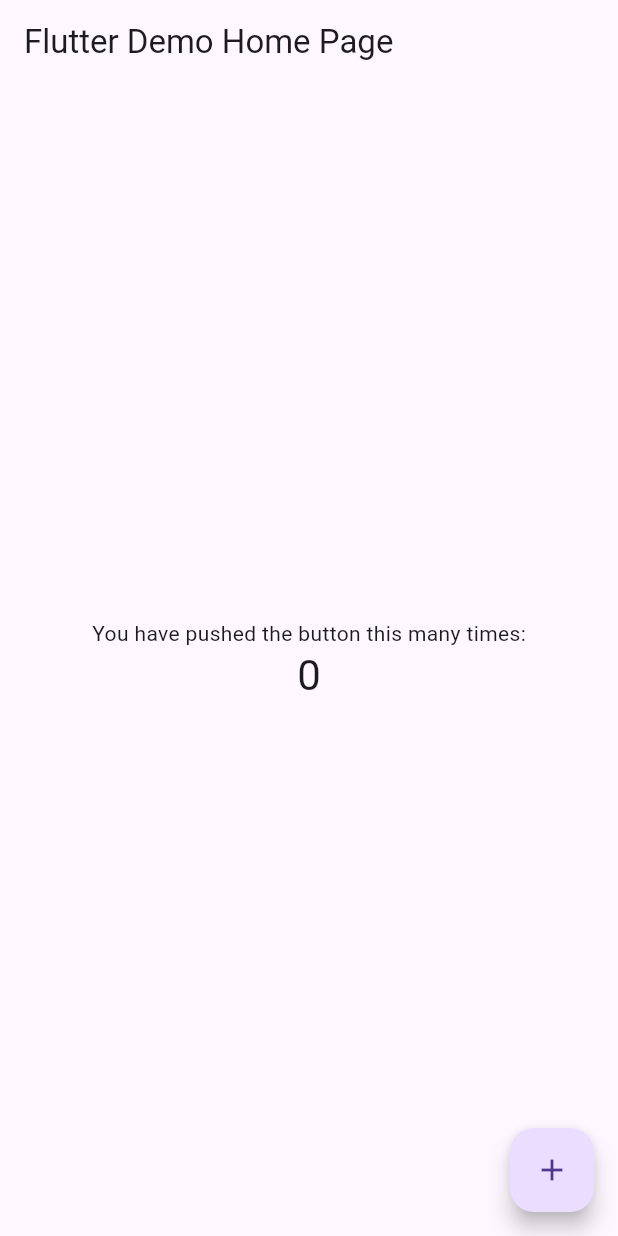
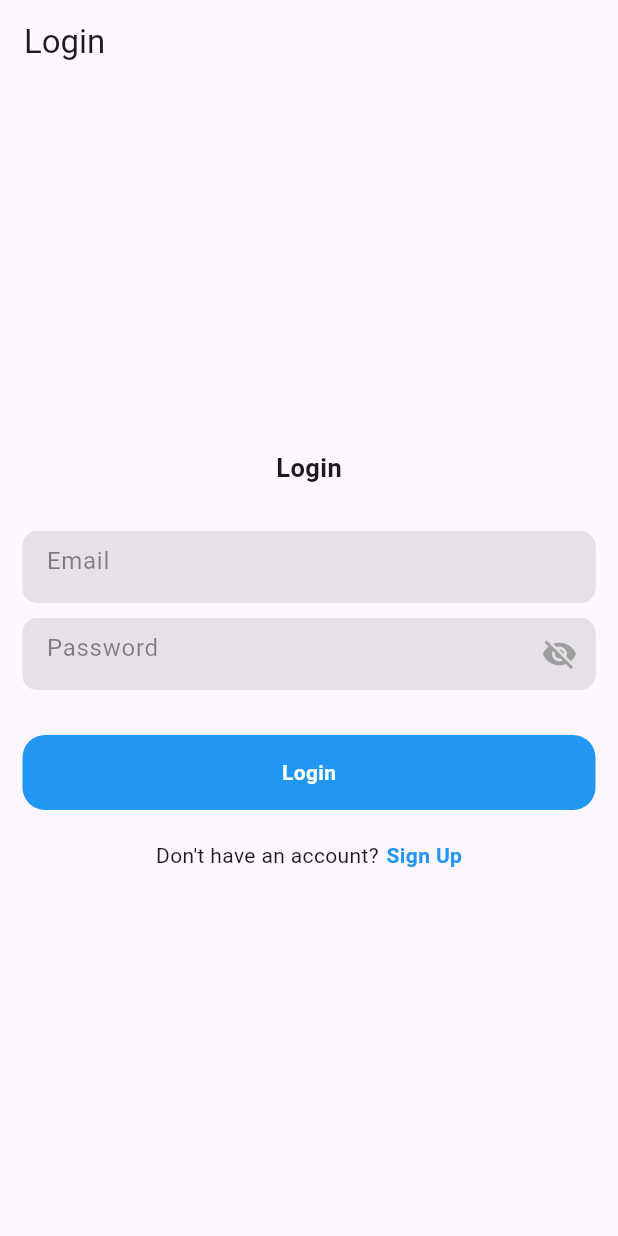
Before and after one commit to Keviing/hueco_Movil, a Flutter app: the screen it shows after launch, on a phone screen of 412 x 824 dp. Run offline on Flutter 3.47's test engine with Material 3 defaults, Android fonts, the light colour scheme and no system bars; our stand-ins replace firebase_core; accounts and stored records are empty.

Commit message:
Pagina registro y login creadas

```diff
--- /dev/null
+++ b/lib/features/user_auth/presentation/pages/login_page.dart
@@ -0,0 +1,90 @@
+
+
+import 'package:flutter/material.dart';
+import 'package:hueca_movil/features/user_auth/presentation/pages/home_page.dart';
+import 'package:hueca_movil/features/user_auth/presentation/pages/sign_up_page.dart';
+import 'package:hueca_movil/features/user_auth/presentation/widgets/form_container_widget.dart';
+
+class LoginPage extends StatelessWidget {
+  const LoginPage({super.key});
+
+  @override
+  Widget build(BuildContext context) {
+    return Scaffold(
+      appBar: AppBar(
+        title: const Text("Login"),
+      ),
+      body:  Center(
+        child:  Padding(
+          padding:const EdgeInsets.symmetric(horizontal: 15 ),
+          child: Column(
+            mainAxisAlignment: MainAxisAlignment.center,
+            children: [
+              const Text("Login",
+              style: TextStyle(
+                fontSize: 17,
+                fontWeight: FontWeight.bold),
+              ),
+              const SizedBox(
+                height: 30,
+              ),
+              const FormContainerWidget(
+
+                hintText: "Email",
+                isPasswordField: false,
+
+              ),
+              const SizedBox(height:10 ,),
+              const FormContainerWidget(
+                hintText: "Password",
+                isPasswordField: true,
+
+              ),
+              const SizedBox(height: 30,),
+              GestureDetector(
+                onTap: () {
+                  Navigator.push(context, MaterialPageRoute(builder: (context) => const HomePage()));
+                },
+                child: Container(
+                  width: double.infinity,
+                  height: 50,
+                  decoration: BoxDecoration(
+                    color: Colors.blue,
+                   borderRadius: BorderRadius.circular(15)
+                  ),
+                  child: const Center(child:  Text("Login", style: TextStyle(color: Colors.white, fontWeight: FontWeight.bold),)),
+                ),
+              ),
+              const SizedBox(height: 20,),
+              Row(
+                mainAxisAlignment: MainAxisAlignment.center,
+                children: [
+                  const Text("Don't have an account?"),
+                  const SizedBox(
+                    width: 5,
+                  ),
+                  GestureDetector(
+                    onTap: () {
+                      Navigator.pushAndRemoveUntil(
+                        context,
+                        MaterialPageRoute(builder: (context) => const SignUpPage()),
+                            (route) => false,
+                      );
+                    },
+                    child: const Text(
+                      "Sign Up",
+                      style: TextStyle(
+                        color: Colors.blue,
+                        fontWeight: FontWeight.bold,
+                      ),
+                    ),
+                  ),
+                ],
+              ),
+              ],
+          ),
+        ),
+      ),
+    );
+  }
+}
--- /dev/null
+++ b/lib/features/user_auth/presentation/widgets/form_container_widget.dart
@@ -0,0 +1,66 @@
+
+import 'package:flutter/material.dart';
+
+class FormContainerWidget extends StatefulWidget {
+  final TextEditingController? controller;
+  final Key? fieldKey;
+  final bool? isPasswordField;
+  final String? hintText;
+  final String? labelText;
+  final String? helperText;
+  final FormFieldSetter<String>? onSaved;
+  final FormFieldValidator<String>? validator;
+  final ValueChanged<String>? onFieldSubmitted;
+  final TextInputType? inputType;
+
+
+  const FormContainerWidget({super.key, this.controller, this.fieldKey, this.isPasswordField, this.hintText, this.labelText, this.helperText, this.onSaved, this.validator, this.onFieldSubmitted, this.inputType});
+
+
+  @override
+  State<FormContainerWidget> createState() => _FormContainerWidgetState();
+}
+
+class _FormContainerWidgetState extends State<FormContainerWidget> {
+bool _obscureText = true;
+
+  @override
+  Widget build(BuildContext context) {
+    return Container(
+      width: double.infinity,
+      clipBehavior: Clip.hardEdge,
+      decoration: BoxDecoration(
+        color: Colors.grey.withOpacity(.35),
+        borderRadius: BorderRadius.circular(10),
+      ),
+      // ignore: unnecessary_new
+      child: new TextFormField(
+        style: const TextStyle(color: Colors.black),
+        controller: widget.controller,
+        keyboardType: widget.inputType,
+        key: widget.fieldKey,
+        obscureText: widget.isPasswordField == true? _obscureText : false,
+        onSaved: widget.onSaved,
+        validator: widget.validator,
+        onFieldSubmitted: widget.onFieldSubmitted,
+        // ignore: unnecessary_new
+        decoration: new InputDecoration(
+          border: InputBorder.none,
+          filled: true,
+          hintText: widget.hintText,
+          hintStyle: const TextStyle(color: Colors.black45),
+          // ignore: unnecessary_new
+          suffixIcon: new GestureDetector(
+            onTap: () {
+              setState(() {
+                _obscureText = !_obscureText;
+              });
+            },
+            child:
+            widget.isPasswordField==true? Icon(_obscureText ? Icons.visibility_off : Icons.visibility, color: _obscureText == false ? Colors.blue : Colors.grey,) : Text(""),
+          ),
+        ),
+      ),
+    );
+  }
+}
--- a/lib/main.dart
+++ b/lib/main.dart
@@ -1,8 +1,21 @@
+import 'package:flutter/foundation.dart';
 import 'package:flutter/material.dart';
 import 'package:firebase_core/firebase_core.dart';
+import 'package:hueca_movil/features/app/splash_screen/splash_screen.dart';
+import 'package:hueca_movil/features/user_auth/presentation/pages/login_page.dart';
 
 void main() async {
   WidgetsFlutterBinding.ensureInitialized();
+  if(kIsWeb){
+
+    await Firebase.initializeApp(options: const FirebaseOptions(
+      apiKey: "AIzaSyCdKarxXKL8tdgY5tttPd5tvdrrjEmGnSc",
+      appId: "1:62569985929:web:3a0d38441b833355919358",
+      messagingSenderId: "62569985929",
+      projectId: "huecamovilapp"
+      ),
+      );
+  }
   await Firebase.initializeApp();
   runApp(const MyApp());
 }
@@ -13,106 +26,14 @@
   // This widget is the root of your application.
   @override
   Widget build(BuildContext context) {
-    return MaterialApp(
-      title: 'Flutter Demo',
-      theme: ThemeData(
-        // This is the theme of your application.
-        //
-        // Try running your application with "flutter run". You'll see the
-        // application has a blue toolbar. Then, without quitting the app, try
-        // changing the primarySwatch below to Colors.green and then invoke
-        // "hot reload" (press "r" in the console where you ran "flutter run",
-        // or simply save your changes to "hot reload" in a Flutter IDE).
-        // Notice that the counter didn't reset back to zero; the application
-        // is not restarted.
-        primarySwatch: Colors.blue,
-      ),
-      home: const MyHomePage(title: 'Flutter Demo Home Page'),
+    return const MaterialApp(
+      debugShowCheckedModeBanner: false,
+      title: 'Fluter firebase',
+      home: SplashScreen(
+        child: LoginPage(
+
+        ),
+      )
     );
   }
 }
-
-class MyHomePage extends StatefulWidget {
-  const MyHomePage({super.key, required this.title});
-
-  // This widget is the home page of your application. It is stateful, meaning
-  // that it has a State object (defined below) that contains fields that affect
-  // how it looks.
-
-  // This class is the configuration for the state. It holds the values (in this
-  // case the title) provided by the parent (in this case the App widget) and
-  // used by the build method of the State. Fields in a Widget subclass are
-  // always marked "final".
-
-  final String title;
-
-  @override
-  State<MyHomePage> createState() => _MyHomePageState();
-}
-
-class _MyHomePageState extends State<MyHomePage> {
-  int _counter = 0;
-
-  void _incrementCounter() {
-    setState(() {
-      // This call to setState tells the Flutter framework that something has
-      // changed in this State, which causes it to rerun the build method below
-      // so that the display can reflect the updated values. If we changed
-      // _counter without calling setState(), then the build method would not be
-      // called again, and so nothing would appear to happen.
-      _counter++;
-    });
-  }
-
-  @override
-  Widget build(BuildContext context) {
-    // This method is rerun every time setState is called, for instance as done
-    // by the _incrementCounter method above.
-    //
-    // The Flutter framework has been optimized to make rerunning build methods
-    // fast, so that you can just rebuild anything that needs updating rather
-    // than having to individually change instances of widgets.
-    return Scaffold(
-      appBar: AppBar(
-        // Here we take the value from the MyHomePage object that was created by
-        // the App.build method, and use it to set our appbar title.
-        title: Text(widget.title),
-      ),
-      body: Center(
-        // Center is a layout widget. It takes a single child and positions it
-        // in the middle of the parent.
-        child: Column(
-          // Column is also a layout widget. It takes a list of children and
-          // arranges them vertically. By default, it sizes itself to fit its
-          // children horizontally, and tries to be as tall as its parent.
-          //
-          // Invoke "debug painting" (press "p" in the console, choose the
-          // "Toggle Debug Paint" action from the Flutter Inspector in Android
-          // Studio, or the "Toggle Debug Paint" command in Visual Studio Code)
-          // to see the wireframe for each widget.
-          //
-          // Column has various properties to control how it sizes itself and
-          // how it positions its children. Here we use mainAxisAlignment to
-          // center the children vertically; the main axis here is the vertical
-          // axis because Columns are vertical (the cross axis would be
-          // horizontal).
-          mainAxisAlignment: MainAxisAlignment.center,
-          children: <Widget>[
-            const Text(
-              'You have pushed the button this many times:',
-            ),
-            Text(
-              '$_counter',
-              style: Theme.of(context).textTheme.headlineMedium,
-            ),
-          ],
-        ),
-      ),
-      floatingActionButton: FloatingActionButton(
-        onPressed: _incrementCounter,
-        tooltip: 'Increment',
-        child: const Icon(Icons.add),
-      ), // This trailing comma makes auto-formatting nicer for build methods.
-    );
-  }
-}
--- a/pubspec.yaml
+++ b/pubspec.yaml
@@ -20,6 +20,8 @@
 
 environment:
   sdk: '>=2.19.2 <3.0.0'
+  flutter: ">=3.10.0"
+
 
 
 # Dependencies specify other packages that your package needs in order to work.
@@ -37,6 +39,9 @@
   # Use with the CupertinoIcons class for iOS style icons.
   cupertino_icons: ^1.0.2
   firebase_core: ^2.25.3
+  firebase_auth: ^4.17.3
+  cloud_firestore: ^4.15.3
+  firebase_storage: ^11.6.4
 
 dev_dependencies:
   flutter_test:
```
Also changed, not shown: lib/features/app/splash_screen/splash_screen.dart (added, +36 -0 lines), lib/features/user_auth/presentation/pages/home_page.dart (added, +17 -0 lines), lib/features/user_auth/presentation/pages/sign_up_page.dart (added, +96 -0 lines), pubspec.lock, 4 other files.
